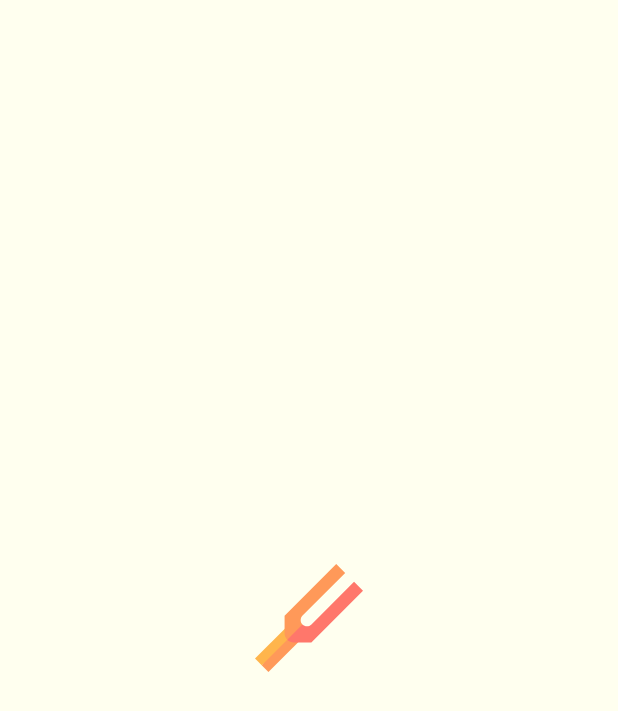
After one commit to kaplanf/music-explore, an Android app: the SplashActivity screen opened directly, with no data from a screen before it, on a phone screen of 412 x 824 dp. The commit adds this screen. Shown: the top 711 px of the screen. Run offline under Robolectric (Android 15) with nearby library versions, the phone set to English and light mode, and no system bars; our stand-ins replace Dagger/Hilt's generated code.

Commit message:
Important: If you have already installed a build before this commit, you need to uninstall it because of DB Schema change.
-A bug related to artists search function fixed
-Splash screen implemented
-A bug that causes crash in case of no primarygenre field in artist search fixed
-Some unnecessary fields are removed

```diff
--- /dev/null
+++ b/app/src/main/java/com/kaplan/musicexplore/SplashActivity.kt
@@ -0,0 +1,24 @@
+package com.kaplan.musicexplore
+
+import android.content.Intent
+import android.os.Bundle
+import android.os.Handler
+import androidx.appcompat.app.AppCompatActivity
+
+
+@Suppress("DEPRECATION")
+class SplashActivity : AppCompatActivity() {
+    private val SPLASH_TIME_OUT: Long = 3000 // 3 sec
+    override fun onCreate(savedInstanceState: Bundle?) {
+        super.onCreate(savedInstanceState)
+        setContentView(R.layout.activity_splash)
+
+
+        Handler().postDelayed({
+            startActivity(Intent(this, MainActivity::class.java))
+
+            // close this activity
+            finish()
+        }, SPLASH_TIME_OUT)
+    }
+}
--- /dev/null
+++ b/app/src/main/res/layout/activity_splash.xml
@@ -0,0 +1,17 @@
+<?xml version="1.0" encoding="utf-8"?>
+<androidx.constraintlayout.widget.ConstraintLayout xmlns:android="http://schemas.android.com/apk/res/android"
+    xmlns:app="http://schemas.android.com/apk/res-auto"
+    android:layout_width="match_parent"
+    android:layout_height="match_parent"
+    android:background="@color/card_background_light">
+
+    <ImageView
+        android:id="@+id/imageView"
+        android:layout_width="72dp"
+        android:layout_height="72dp"
+        android:src="@drawable/ic_logo"
+        app:layout_constraintBottom_toBottomOf="parent"
+        app:layout_constraintLeft_toLeftOf="parent"
+        app:layout_constraintRight_toRightOf="parent"
+        app:layout_constraintTop_toTopOf="parent" />
+</androidx.constraintlayout.widget.ConstraintLayout>
--- a/app/src/main/res/values/themes.xml
+++ b/app/src/main/res/values/themes.xml
@@ -7,15 +7,19 @@
         <item name="colorAccent">@color/colorAccent</item>
     </style>
 
-    <style name="AppTheme" parent="BaseAppTheme"/>
+    <style name="AppTheme" parent="BaseAppTheme" />
 
     <style name="AppTheme.NoActionBar">
         <item name="windowActionBar">false</item>
         <item name="windowNoTitle">true</item>
     </style>
 
-    <style name="AppTheme.AppBarOverlay" parent="ThemeOverlay.MaterialComponents.Dark.ActionBar"/>
+    <style name="AppTheme.AppBarOverlay" parent="ThemeOverlay.MaterialComponents.Dark.ActionBar" />
 
-    <style name="AppTheme.PopupOverlay" parent="ThemeOverlay.MaterialComponents.Light"/>
+    <style name="AppTheme.PopupOverlay" parent="ThemeOverlay.MaterialComponents.Light" />
 
+    <style name="SplashTheme" parent="Theme.AppCompat.Light.NoActionBar">
+        <item name="windowActionBar">true</item>
+        <item name="windowNoTitle">true</item>
+    </style>
 </resources>
```
Also changed, not shown: app/src/main/AndroidManifest.xml (+13 -5 lines), app/src/main/java/com/kaplan/musicexplore/MainActivity.kt (+1 -16 lines), app/src/main/java/com/kaplan/musicexplore/ui/artist/data/Artist.kt (+7 -6 lines), app/src/main/java/com/kaplan/musicexplore/ui/artist/data/ArtistRepository.kt (+2 -10 lines), app/src/main/java/com/kaplan/musicexplore/ui/artist/view/ArtistsFragment.kt (+4 -7 lines), app/src/main/java/com/kaplan/musicexplore/ui/artist/view/ArtistsViewModel.kt (+13 -5 lines), app/src/main/res/font/titillium_lightitalic.ttf (added).
